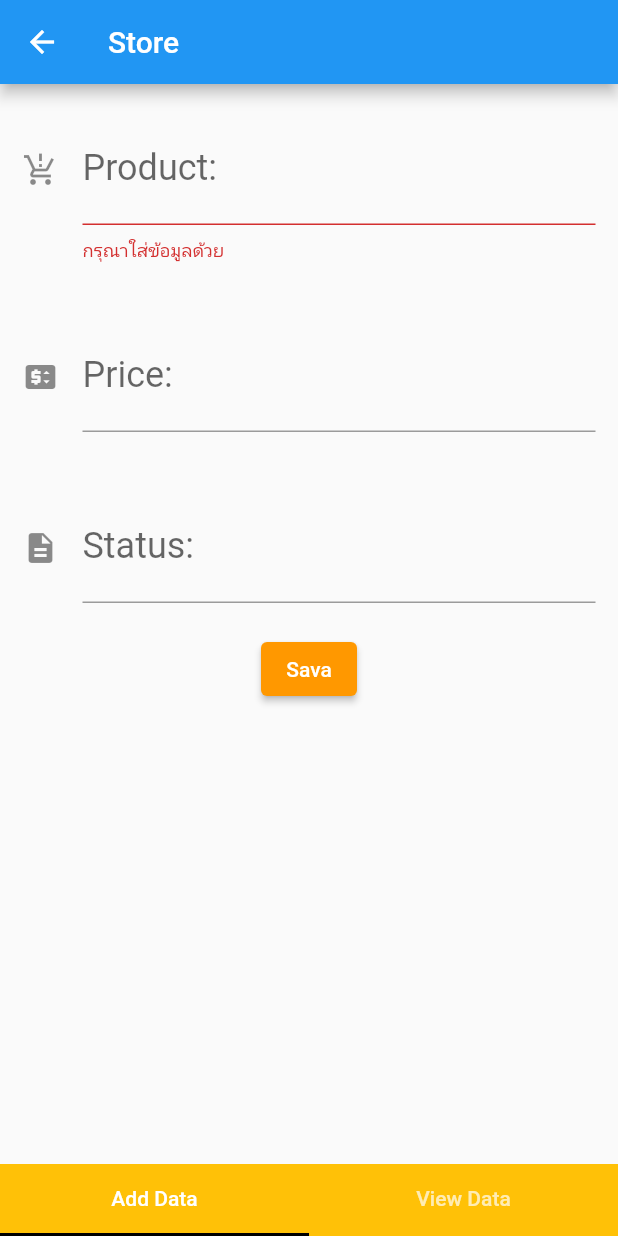
After one commit to AfdolRatchanon/mobileappWeek1, a Flutter app: the Store screen opened by its route, after a tap on "Sava", on a phone screen of 412 x 824 dp. The commit adds this screen. Run offline on Flutter 3.47's test engine with Material 2 defaults, Android fonts, the phone set to English and light mode, and no system bars; our stand-ins replace better_player, firebase_auth, firebase_core, firebase_database, geocoding, geolocator and 2 more; accounts and stored records are empty; network calls fail.

Commit message:
update firebase CRUD

```diff
--- a/lib/main.dart
+++ b/lib/main.dart
@@ -8,6 +8,7 @@ import 'package:firstdart/screen/login.dart';
 import 'package:firstdart/screen/packeageImage.dart';
 import 'package:firstdart/screen/packeageLocation.dart';
 import 'package:firstdart/screen/packeageVideo.dart';
+import 'package:firstdart/screen/store.dart';
 //import 'package:flutter/cupertino.dart';
 import 'package:flutter/material.dart';
 
@@ -35,6 +36,7 @@ class KMUTNB extends StatelessWidget {
         'Image': (context) => packageImage(),
         'Video': (context) => packeageVideo(),
         'Location': (context) => packeageLocation(),
+        'Store': (context) => Store(),
       },
       theme: ThemeData(primaryColor: pColor, secondaryHeaderColor: sColor),
     );
--- /dev/null
+++ b/lib/screen/Store/adddata.dart
@@ -0,0 +1,140 @@
+import 'package:firebase_database/firebase_database.dart';
+import 'package:firstdart/config/constant.dart';
+import 'package:flutter/material.dart';
+
+class AddData extends StatefulWidget {
+  const AddData({Key? key}) : super(key: key);
+
+  @override
+  _AddDataState createState() => _AddDataState();
+}
+
+class _AddDataState extends State<AddData> {
+  String? name, price, status;
+  final formKey = GlobalKey<FormState>();
+
+  //NOTE กำหนดค่าเริ่มต้นสำหรับส่งข้อมูลไปที่ firebase
+  //REVIEW อ้าง firebase ไปที่ Store ถ้าไม่มีจะสร้างใหม่
+  final dbfirebase = FirebaseDatabase.instance.reference().child('Store');
+
+  //NOTE แยก thead ออกมา
+  Future<void> createData() async {
+    await dbfirebase.push().set({
+      'product': name,
+      'price': price,
+      'status': status,
+    }).then((dynamic value) {
+      print(value);
+    }).catchError((onError) {
+      print(onError.code);
+    });
+  }
+
+  @override
+  Widget build(BuildContext context) {
+    return SafeArea(
+      child: Scaffold(
+        body: Form(
+          key: formKey,
+          child: SingleChildScrollView(
+            child: Column(
+              children: [
+                txtName(),
+                txtPrice(),
+                txtStatus(),
+                btnSubmit(),
+              ],
+            ),
+          ),
+        ),
+      ),
+    );
+  }
+
+  Widget txtName() {
+    return Container(
+      margin: EdgeInsets.fromLTRB(15, 20, 15, 20),
+      child: TextFormField(
+        style: TextStyle(
+          fontSize: 24,
+          color: pColor,
+        ),
+        decoration: InputDecoration(
+          labelText: 'Product:',
+          icon: Icon(Icons.production_quantity_limits),
+          hintText: 'Input your Product Name',
+        ),
+        validator: (value) {
+          if (value!.isEmpty) {
+            return 'กรุณาใส่ข้อมูลด้วย';
+          } else if (value.length < 2) {
+            return 'กรุณาใส่ข้อมูลมากกว่า 2 ตัวอักษร';
+          }
+        },
+        onSaved: (value) {
+          name = value;
+        },
+      ),
+    );
+  }
+
+  Widget txtPrice() {
+    return Container(
+      margin: EdgeInsets.fromLTRB(15, 20, 15, 20),
+      child: TextFormField(
+        keyboardType: TextInputType.number,
+        style: TextStyle(
+          fontSize: 24,
+          color: pColor,
+        ),
+        decoration: InputDecoration(
+          labelText: 'Price:',
+          icon: Icon(Icons.price_change),
+          hintText: 'Input your Product Price',
+        ),
+        validator: (value) {},
+        onSaved: (value) {
+          price = value;
+        },
+      ),
+    );
+  }
+
+  Widget txtStatus() {
+    return Container(
+      margin: EdgeInsets.fromLTRB(15, 20, 15, 20),
+      child: TextFormField(
+        //obscureText: true,
+        style: TextStyle(
+          fontSize: 24,
+          color: pColor,
+        ),
+        decoration: InputDecoration(
+          labelText: 'Status:',
+          icon: Icon(Icons.description),
+          hintText: 'Input your Product Status',
+        ),
+        onSaved: (value) {
+          status = value;
+        },
+      ),
+    );
+  }
+
+  Widget btnSubmit() => ElevatedButton(
+        style: ElevatedButton.styleFrom(
+          primary: pColor,
+        ),
+        onPressed: () {
+          if (formKey.currentState!.validate()) {
+            formKey.currentState!.save();
+            print(name);
+            print(price);
+            print(status);
+            createData();
+            formKey.currentState!.reset();
+          }
+        },
+        child: Text('Sava'),
+      );
+}
--- a/lib/screen/dashboard.dart
+++ b/lib/screen/dashboard.dart
@@ -1,5 +1,4 @@
 import 'package:firebase_auth/firebase_auth.dart';
-import 'package:firebase_core/firebase_core.dart';
 import 'package:firstdart/config/constant.dart';
 import 'package:firstdart/model/TCT.dart';
 import 'package:flutter/material.dart';
@@ -15,7 +14,7 @@ class Dashboard extends StatefulWidget {
 class _DashboardState extends State<Dashboard> {
   var data;
 
-  Future<void> loigout() async {
+  Future<void> logout() async {
     await FirebaseAuth.instance.signOut();
     print("Function Logout Activated");
   }
@@ -54,7 +53,6 @@ class _DashboardState extends State<Dashboard> {
   @override
   Widget build(BuildContext context) {
     return Scaffold(
-        //NOTE ตัวเมนูทด้านซ้ายชื่อว่า Drawer
       drawer: Drawer(
         child: ListView(
           children: [
@@ -109,6 +107,20 @@ class _DashboardState extends State<Dashboard> {
             ),
             ListTile(
               title: Text(
+                "Store",
+                style: TextStyle(fontSize: 18, color: tColor),
+              ),
+              leading: Icon(
+                Icons.store,
+                color: Colors.green,
+              ),
+              onTap: () {
+                print("Menu Store");
+                Navigator.pushNamed(context, 'Store');
+              },
+            ),
+            ListTile(
+              title: Text(
                 "Logout",
                 style: TextStyle(fontSize: 18, color: Colors.red),
               ),
@@ -117,7 +129,7 @@ class _DashboardState extends State<Dashboard> {
                 color: Colors.red,
               ),
               onTap: () {
-                  loigout();
+                logout();
                 Navigator.of(context).pop();
                 Navigator.pushNamed(context, 'index', arguments: []);
                 print("Logout Success");
@@ -173,6 +185,7 @@ class _DashboardState extends State<Dashboard> {
                 style: TextStyle(fontSize: 30, color: tColor)),
           ]),
         ),
-        ));
+      ),
+    );
   }
 }
--- a/lib/screen/firebaseLoing.dart
+++ b/lib/screen/firebaseLoing.dart
@@ -1,6 +1,7 @@
 import 'package:firebase_auth/firebase_auth.dart';
 import 'package:firstdart/config/constant.dart';
 import 'package:firstdart/screen/dashboard.dart';
+import 'package:firstdart/screen/index.dart';
 import 'package:flutter/material.dart';
 
 class FirebaseLogin extends StatefulWidget {
@@ -16,6 +17,7 @@ class _FirebaseLoginState extends State<FirebaseLogin> {
 
   Future<void> checkUser() async {
     try {
+      print("Bug");
       await FirebaseAuth.instance
           .signInWithEmailAndPassword(email: email, password: password)
           .then((value) {
--- /dev/null
+++ b/lib/screen/store.dart
@@ -0,0 +1,44 @@
+import 'package:firstdart/config/constant.dart';
+import 'package:firstdart/screen/Store/adddata.dart';
+import 'package:firstdart/screen/Store/viewdata.dart';
+import 'package:flutter/material.dart';
+
+class Store extends StatefulWidget {
+  const Store({Key? key}) : super(key: key);
+
+  @override
+  _StoreState createState() => _StoreState();
+}
+
+class _StoreState extends State<Store> {
+  @override
+  Widget build(BuildContext context) {
+    return DefaultTabController(
+      length: 2,
+      child: Scaffold(
+        appBar: AppBar(
+          title: Text("Store"),
+        ),
+        body: TabBarView(children: [
+          AddData(),
+          ViewData(),
+        ]),
+        bottomNavigationBar: Container(
+          color: Colors.amber,
+          child: TabBar(
+            indicatorColor: Colors.black,
+            labelColor: sColor,
+            tabs: [
+              Tab(
+                text: "Add Data",
+              ),
+              Tab(
+                text: "View Data",
+              ),
+            ],
+          ),
+        ),
+      ),
+    );
+  }
+}
--- a/pubspec.yaml
+++ b/pubspec.yaml
@@ -39,6 +39,7 @@ dependencies:
    geocoding: ^2.0.1
    firebase_core: ^1.8.0
    firebase_auth: ^3.1.4
+   firebase_database: ^8.0.1
 
 dev_dependencies:
    flutter_test:
```
Also changed, not shown: lib/screen/Store/viewdata.dart (added, +86 -0 lines), pubspec.lock, 1 other file. Lines whose indentation alone changed are shown as unchanged.
